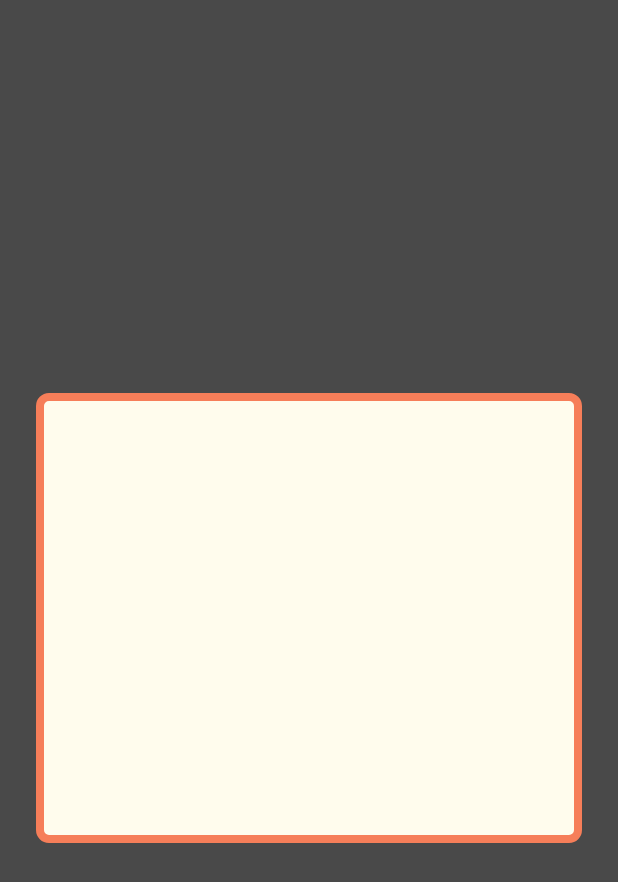
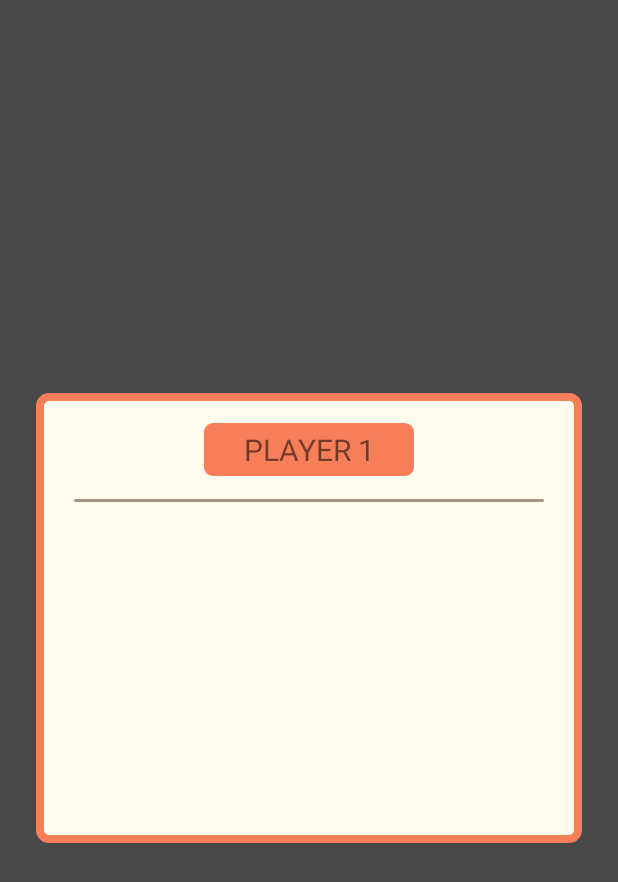
Before and after one commit to kallebornemark/ProjectC4, an Android app: the layout fragment_gameProfile.xml on its own in the app's theme, with its tools: preview values and no code run, on a phone screen of 412 x 824 dp. Shown: the top 882 px of the screen. Run offline under Robolectric (Android 15) with nearby library versions, the phone set to English and light mode, and no system bars.

Commit message:
fragment_gameprofile.xml (litet p)

```diff
--- a/Android/C4/app/src/main/java/projectc4/c4/client/fragments/GameProfileFragment.java
+++ b/Android/C4/app/src/main/java/projectc4/c4/client/fragments/GameProfileFragment.java
@@ -23,7 +23,7 @@ import projectc4.c4.util.C4Color;
     @Override
     public View onCreateView(LayoutInflater inflater, ViewGroup container, Bundle savedInstanceState) {
         clientController = ((MainActivity)getActivity()).getClientController();
-        final View view = inflater.inflate(R.layout.fragment_gameprofile, container, false);
+        final View view = inflater.inflate(R.layout.fragment_gameProfile, container, false);
         this.view = view;
 
         initGraphics(view);
@@ -61,7 +61,6 @@ import projectc4.c4.util.C4Color;
                 fragmentTransaction.commit();
             }
         });*/
-
     }
 
     public void setPlayerStats(final String text) {
--- a/Android/C4/app/src/main/res/layout/fragment_gameProfile.xml
+++ b/Android/C4/app/src/main/res/layout/fragment_gameProfile.xml
@@ -10,7 +10,44 @@
     <RelativeLayout
             android:layout_width="fill_parent"
             android:layout_height="300dp" android:background="@drawable/popupscreen"
-            android:layout_marginLeft="24dp" android:layout_marginRight="24dp" android:layout_centerVertical="true">
+            android:layout_marginLeft="24dp" android:layout_marginRight="24dp" android:layout_centerVertical="true"
+            android:id="@+id/popupPlayer1">
+
+
+
+        <TextView
+                android:layout_width="140dp"
+                android:layout_height="35dp"
+                android:text="PLAYER 1"
+                android:textSize="20dp"
+                android:id="@+id/tvGameProfilePlayer1"
+                android:textAlignment="center"
+                android:gravity="center_vertical|center_horizontal"
+                android:layout_alignParentEnd="false"
+                android:layout_marginTop="20dp"
+                android:layout_marginLeft="6dp" android:layout_centerHorizontal="true" android:visibility="visible"
+                android:background="@drawable/colorred"/>
+
+        <View
+                android:layout_width="wrap_content"
+                android:layout_height="2dp"
+                android:background="@drawable/colorlightgray"
+                android:id="@+id/line"
+                android:layout_alignParentStart="false"
+                android:layout_alignParentEnd="false"
+
+                android:layout_below="@+id/tvGameProfilePlayer1" android:layout_marginTop="15dp"
+                android:layout_marginLeft="25dp" android:layout_marginRight="25dp"/>
+
+        <TextView
+                android:textSize="20sp"
+                android:layout_width="wrap_content"
+                android:layout_height="wrap_content"
+                android:text=""
+                android:id="@+id/tvStatsPlayer1"
+                android:layout_centerVertical="true" android:layout_alignStart="@+id/line"
+                android:layout_below="@+id/line" android:layout_marginTop="15dp"/>
+
     </RelativeLayout>
 
 </RelativeLayout>
```
